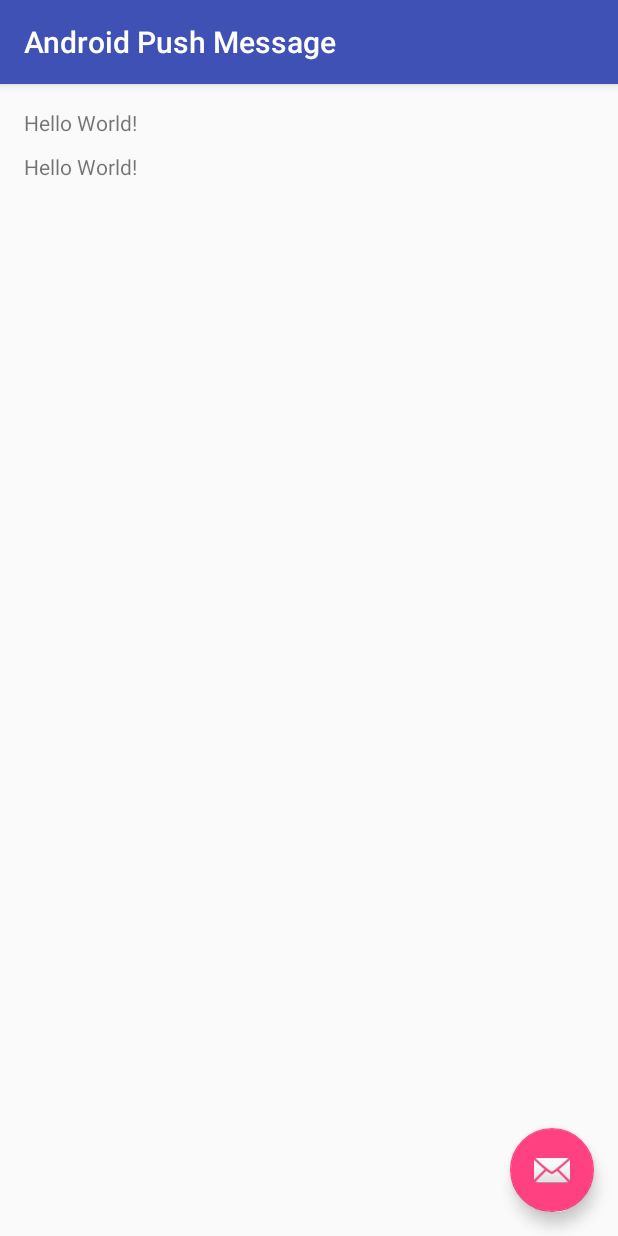
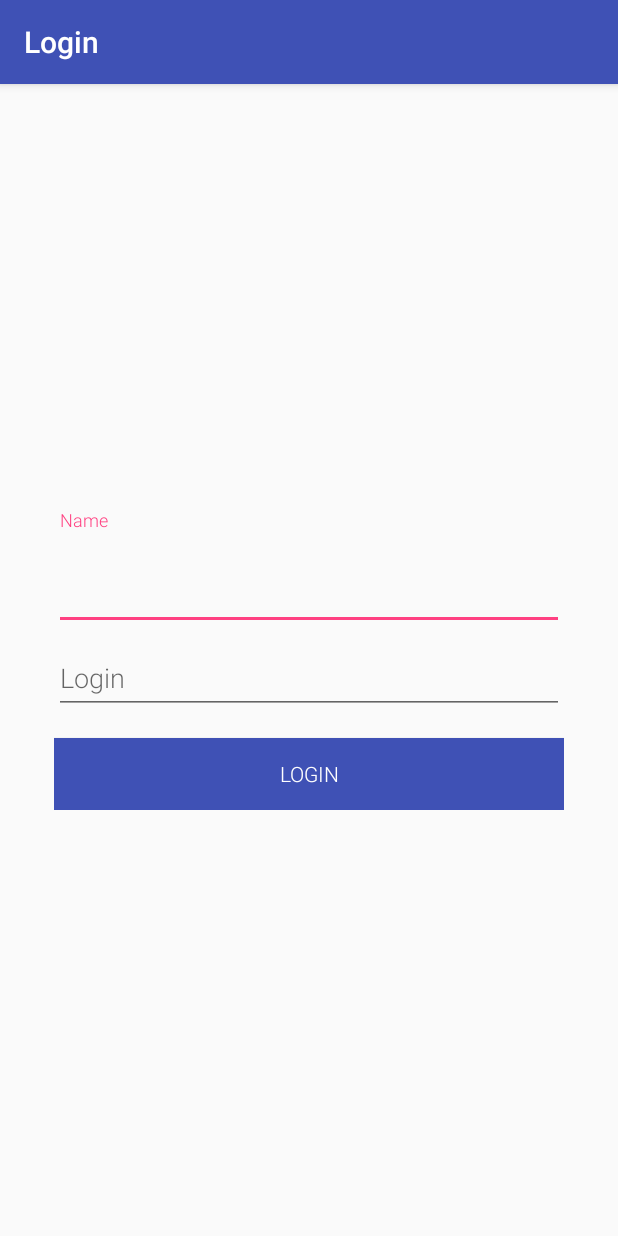
Before and after one commit to chicobentojr/android-push-message, an Android app: the screen it shows after launch (MainActivity before the commit, LoginActivity after it), on a phone screen of 412 x 824 dp. Run offline under Robolectric (Android 15) with nearby library versions, the phone set to English and light mode, and no system bars; our stand-ins replace Volley; libraries missing offline, so code that uses them is left out: de.greenrobot.event; 2 statements that could not run were skipped.

Commit message:
Add Login Activity

```diff
--- /dev/null
+++ b/app/src/main/java/br/com/chicobentojr/androidpushmessage/activitys/LoginActivity.java
@@ -0,0 +1,70 @@
+package br.com.chicobentojr.androidpushmessage.activitys;
+
+import android.app.ProgressDialog;
+import android.content.Intent;
+import android.content.IntentSender;
+import android.support.v7.app.AppCompatActivity;
+import android.os.Bundle;
+import android.view.View;
+import android.widget.EditText;
+
+import br.com.chicobentojr.androidpushmessage.R;
+import br.com.chicobentojr.androidpushmessage.gcm.RegistrationIntentService;
+import br.com.chicobentojr.androidpushmessage.models.User;
+import br.com.chicobentojr.androidpushmessage.utils.P;
+import de.greenrobot.event.EventBus;
+
+public class LoginActivity extends AppCompatActivity {
+
+    public User user;
+
+    public EditText txtName;
+    public EditText txtLogin;
+
+    public ProgressDialog progressDialog;
+
+    @Override
+    protected void onNewIntent(Intent intent) {
+        txtName.setText("");
+        txtLogin.setText("");
+    }
+
+    @Override
+    protected void onCreate(Bundle savedInstanceState) {
+        super.onCreate(savedInstanceState);
+        setContentView(R.layout.activity_login);
+
+        EventBus.getDefault().register(this);
+
+        txtName = (EditText) findViewById(R.id.txtName);
+        txtLogin = (EditText) findViewById(R.id.txtLogin);
+        user = P.getUser();
+
+        progressDialog = new ProgressDialog(this);
+        progressDialog.setCanceledOnTouchOutside(false);
+    }
+
+    public void attemptLogin(View view) {
+        user.Name = txtName.getText().toString();
+        user.Login = txtLogin.getText().toString();
+
+        if (user.Name.isEmpty()) {
+            txtName.setError(getString(R.string.name_empty_error));
+            txtName.requestFocus();
+        } else if (user.Login.isEmpty()) {
+            txtLogin.setError(getString(R.string.login_empty_error));
+            txtLogin.requestFocus();
+        } else {
+
+            progressDialog.setMessage(getString(R.string.login_progress_message));
+            progressDialog.show();
+
+            P.setUser(user);
+            startService(new Intent(this, RegistrationIntentService.class));
+        }
+    }
+
+    public void onEvent(User user) {
+        startActivity(new Intent(this, MainActivity.class));
+    }
+}
--- a/app/src/main/java/br/com/chicobentojr/androidpushmessage/activitys/MainActivity.java
+++ b/app/src/main/java/br/com/chicobentojr/androidpushmessage/activitys/MainActivity.java
@@ -2,12 +2,10 @@
 
 import android.content.Intent;
 import android.os.Bundle;
-import android.support.design.widget.FloatingActionButton;
-import android.support.design.widget.Snackbar;
 import android.support.v7.app.AppCompatActivity;
 import android.support.v7.widget.Toolbar;
 import android.util.Log;
-import android.view.View;
+import android.view.MenuItem;
 import android.widget.TextView;
 
 import com.google.android.gms.common.ConnectionResult;
@@ -15,7 +13,7 @@
 
 import br.com.chicobentojr.androidpushmessage.R;
 import br.com.chicobentojr.androidpushmessage.gcm.RegistrationIntentService;
-import br.com.chicobentojr.androidpushmessage.models.PushMessage;
+import br.com.chicobentojr.androidpushmessage.models.Message;
 import br.com.chicobentojr.androidpushmessage.models.User;
 import br.com.chicobentojr.androidpushmessage.utils.P;
 import de.greenrobot.event.EventBus;
@@ -30,25 +28,29 @@
     private TextView txtTitle;
     private TextView txtMessage;
 
-
     @Override
     protected void onCreate(Bundle savedInstanceState) {
         super.onCreate(savedInstanceState);
         setContentView(R.layout.activity_main);
+        Toolbar toolbar = (Toolbar) findViewById(R.id.toolbar);
+        setSupportActionBar(toolbar);
+        getSupportActionBar().setDisplayHomeAsUpEnabled(true);
+
+        if (P.getUser().RegistrationId.isEmpty()) {
+            logout();
+        }
 
         EventBus.getDefault().register(this);
 
         txtTitle = (TextView) findViewById(R.id.txtTitle);
         txtMessage = (TextView) findViewById(R.id.txtMessage);
-        Toolbar toolbar = (Toolbar) findViewById(R.id.toolbar);
-        setSupportActionBar(toolbar);
 
         if (checkPlayServices()) {
             User user = P.getUser();
             user.Id = 1;
             user.Name = "Gilberto Gil";
             user.Login = "gilberto";
-            //user.RegistrationId = "eooQaEB-nSs:APA91bFiUk_dxCwU9HJwhds_4PjuRuhgiEk-cVkkry9OLwsdb999ArkO0h7v6pL19nRRwA80NEgug83M9xb-GIMD6uK4naA2lXt19DLTcmV225ERBNFyz1fpHsqhC5MIaMJIzrVSX6b9";
+            user.RegistrationId = "eooQaEB-nSs:APA91bFiUk_dxCwU9HJwhds_4PjuRuhgiEk-cVkkry9OLwsdb999ArkO0h7v6pL19nRRwA80NEgug83M9xb-GIMD6uK4naA2lXt19DLTcmV225ERBNFyz1fpHsqhC5MIaMJIzrVSX6b9";
 
             P.setUser(user);
 
@@ -73,13 +75,31 @@
         return true;
     }
 
-    public void onEvent(final PushMessage pushMessage) {
+    public void onEvent(final Message message) {
         runOnUiThread(new Runnable() {
             @Override
             public void run() {
-                txtTitle.setText(pushMessage.title);
-                txtMessage.setText(pushMessage.message);
+                txtTitle.setText(message.Title);
+                txtMessage.setText(message.Content);
             }
         });
     }
+
+    @Override
+    public boolean onOptionsItemSelected(MenuItem item) {
+        int id = item.getItemId();
+        switch (id) {
+            case android.R.id.home:
+                logout();
+                return true;
+        }
+        return false;
+    }
+
+    public void logout() {
+        P.clear();
+        Intent intent = new Intent(this, LoginActivity.class);
+        intent.setFlags(Intent.FLAG_ACTIVITY_NEW_TASK | Intent.FLAG_ACTIVITY_CLEAR_TASK);
+        startActivity(intent);
+    }
 }
--- a/app/src/main/java/br/com/chicobentojr/androidpushmessage/gcm/RegistrationIntentService.java
+++ b/app/src/main/java/br/com/chicobentojr/androidpushmessage/gcm/RegistrationIntentService.java
@@ -12,6 +12,7 @@
 
 import br.com.chicobentojr.androidpushmessage.models.User;
 import br.com.chicobentojr.androidpushmessage.utils.P;
+import de.greenrobot.event.EventBus;
 
 /**
  * Created by Francisco on 01/04/2016.
@@ -30,7 +31,7 @@
         synchronized (LOG) {
             InstanceID instanceID = InstanceID.getInstance(this);
             try {
-                if (user.RegistrationId.equals("")) {
+                if (user.RegistrationId.isEmpty()) {
 
                     String token = instanceID.getToken(P.SENDER_ID, GoogleCloudMessaging.INSTANCE_ID_SCOPE, null);
 
@@ -58,6 +59,7 @@
                 P.setUser(user);
                 Log.i(LOG, "USER: " + user.Name);
                 Log.i(LOG, "TOKEN: " + user.RegistrationId);
+                EventBus.getDefault().post(user);
             }
 
             @Override
--- a/app/src/main/java/br/com/chicobentojr/androidpushmessage/utils/P.java
+++ b/app/src/main/java/br/com/chicobentojr/androidpushmessage/utils/P.java
@@ -40,4 +40,9 @@
                 .putString(USER_REGISTRATION_ID, user.RegistrationId)
                 .apply();
     }
+
+    public static void clear() {
+        user = null;
+        prefs.edit().clear().apply();
+    }
 }
--- /dev/null
+++ b/app/src/main/res/layout/activity_login.xml
@@ -0,0 +1,64 @@
+<?xml version="1.0" encoding="utf-8"?>
+<RelativeLayout xmlns:android="http://schemas.android.com/apk/res/android"
+    xmlns:tools="http://schemas.android.com/tools"
+    android:layout_width="match_parent"
+    android:layout_height="match_parent"
+    android:paddingBottom="@dimen/activity_vertical_margin"
+    android:paddingLeft="@dimen/activity_horizontal_margin"
+    android:paddingRight="@dimen/activity_horizontal_margin"
+    android:paddingTop="@dimen/activity_vertical_margin"
+    tools:context="br.com.chicobentojr.androidpushmessage.activitys.LoginActivity">
+
+    <LinearLayout
+        android:layout_width="match_parent"
+        android:layout_height="wrap_content"
+        android:layout_centerInParent="true"
+        android:orientation="vertical"
+        android:padding="20dp">
+
+        <android.support.design.widget.TextInputLayout
+            android:layout_width="match_parent"
+            android:layout_height="wrap_content">
+
+            <EditText
+                android:id="@+id/txtName"
+                android:layout_width="match_parent"
+                android:layout_height="wrap_content"
+                android:fontFamily="@string/fontLight"
+                android:hint="@string/txtNameHint"
+                android:inputType="text"
+                android:maxLines="1"
+                android:singleLine="true"
+                android:textSize="@dimen/txtNameSize" />
+
+        </android.support.design.widget.TextInputLayout>
+
+        <android.support.design.widget.TextInputLayout
+            android:layout_width="match_parent"
+            android:layout_height="wrap_content">
+
+            <EditText
+                android:id="@+id/txtLogin"
+                android:layout_width="match_parent"
+                android:layout_height="wrap_content"
+                android:fontFamily="@string/fontLight"
+                android:hint="@string/txtLoginHint"
+                android:inputType="text"
+                android:maxLines="1"
+                android:singleLine="true" />
+
+        </android.support.design.widget.TextInputLayout>
+
+        <Button
+            android:layout_width="match_parent"
+            android:layout_height="wrap_content"
+            android:layout_marginTop="@dimen/activity_vertical_margin"
+            android:background="@color/colorPrimary"
+            android:onClick="attemptLogin"
+            android:fontFamily="@string/fontLight"
+            android:text="@string/txtLoginHint"
+            android:textColor="@android:color/white" />
+
+    </LinearLayout>
+
+</RelativeLayout>
--- a/app/src/main/res/values/dimens.xml
+++ b/app/src/main/res/values/dimens.xml
@@ -3,4 +3,5 @@
     <dimen name="activity_horizontal_margin">16dp</dimen>
     <dimen name="activity_vertical_margin">16dp</dimen>
     <dimen name="fab_margin">16dp</dimen>
+    <dimen name="txtNameSize">36sp</dimen>
 </resources>
--- a/app/src/main/res/values/strings.xml
+++ b/app/src/main/res/values/strings.xml
@@ -1,4 +1,13 @@
 <resources>
     <string name="app_name">Android Push Message</string>
     <string name="action_settings">Settings</string>
+    <string name="txtNameHint">Name</string>
+    <string name="txtLoginHint">Login</string>
+    <string name="fontLight">sans-serif-light</string>
+    <string name="login_activity_name">Login</string>
+    <string name="name_empty_error">Name is a required field</string>
+    <string name="login_empty_error">Login is a required field</string>
+
+    <string name="login_progress_message">Attempting login...</string>
+
 </resources>
```
Also changed, not shown: app/src/main/AndroidManifest.xml (+13 -7 lines), app/src/main/java/br/com/chicobentojr/androidpushmessage/gcm/MyGcmListenerService.java (+4 -4 lines), app/src/main/java/br/com/chicobentojr/androidpushmessage/models/Message.java (added, +16 -0 lines), app/src/main/java/br/com/chicobentojr/androidpushmessage/models/PushMessage.java (deleted, +0 -15 lines), app/src/main/res/drawable/ic_launcher.xml (added, +11 -0 lines).
